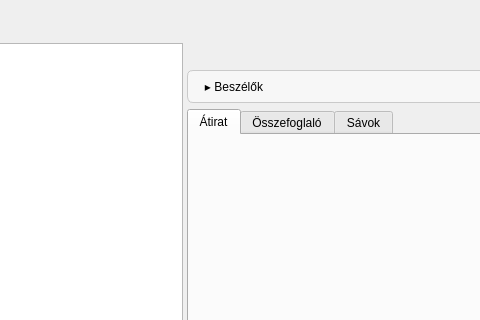
Before: the Qt Designer form gui/src/MainWindow.ui in RemedIT-Hungary/Tanara, drawn with Qt 5; both pictures show x 224 to 704 and y 0 to 320 of the 1120 by 720 pixel window.
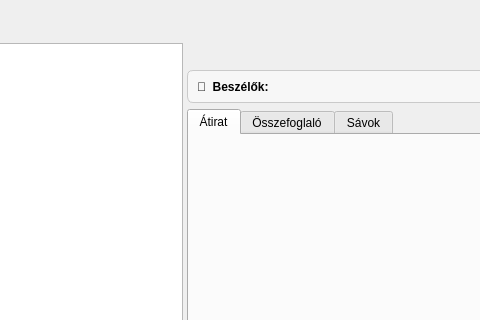
After: the same form once the commit is applied. Custom widgets are drawn as their Qt base class.

Commit message: GUI-javítás: őszinte Beszélők-sáv + kompakt lebegő felvevő

What changed in the file:
```diff
--- a/gui/src/MainWindow.ui
+++ b/gui/src/MainWindow.ui
@@ -95,14 +95,13 @@
            <property name="topMargin"><number>4</number></property>
            <property name="bottomMargin"><number>4</number></property>
            <item>
-            <widget class="QToolButton" name="speakersToggle">
-             <property name="text"><string>▸ Beszélők</string></property>
-             <property name="autoRaise"><bool>true</bool></property>
+            <widget class="QLabel" name="speakersTitle">
+             <property name="text"><string>👥  Beszélők:</string></property>
+             <property name="styleSheet"><string>QLabel { font-weight: bold; }</string></property>
             </widget>
            </item>
            <item>
             <widget class="QLabel" name="speakersSummary">
-             <property name="styleSheet"><string>QLabel { color: palette(mid); }</string></property>
              <property name="text"><string/></property>
             </widget>
            </item>
```
The commit also changes 4 other files.
